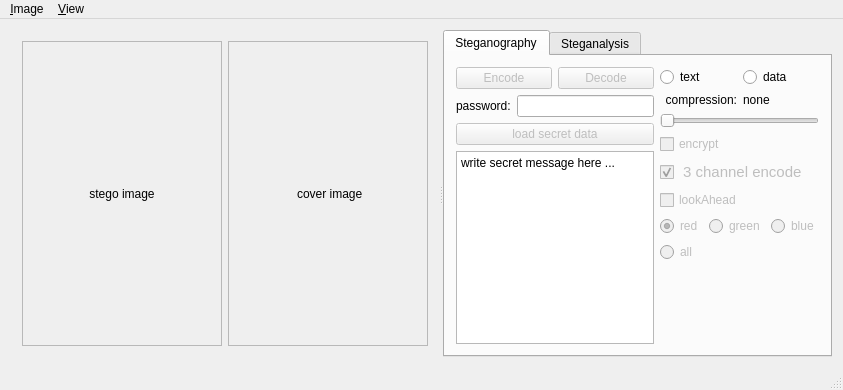
First picture: the form in mainwindow.ui, repository evilbateye/stegosum, before the edit.
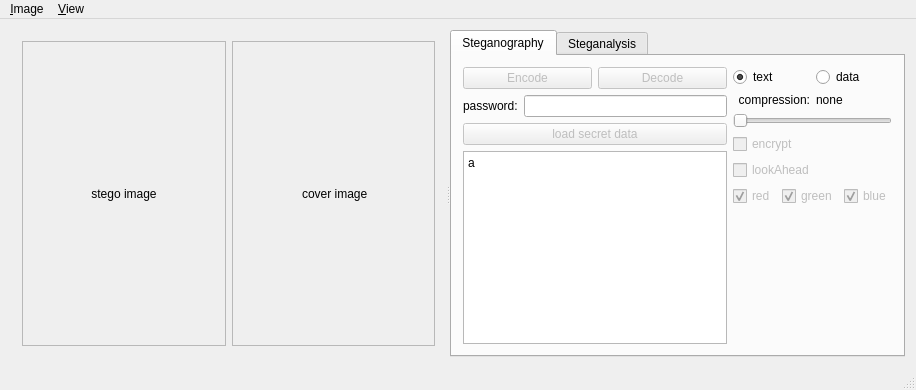
Second picture: the form after the edit. Custom widgets are drawn as their Qt base class.

What changed in the file:
```diff
--- a/mainwindow.ui
+++ b/mainwindow.ui
@@ -6,7 +6,7 @@
    <rect>
     <x>0</x>
     <y>0</y>
-    <width>843</width>
+    <width>916</width>
     <height>390</height>
    </rect>
   </property>
@@ -194,7 +194,7 @@
                 <bool>true</bool>
                </property>
                <property name="plainText">
-                <string>write secret message here ...</string>
+                <string>a</string>
                </property>
               </widget>
              </item>
@@ -217,8 +217,8 @@
             </layout>
            </item>
            <item>
-            <layout class="QVBoxLayout" name="verticalLayout_2">
-             <item>
+            <layout class="QGridLayout" name="gridLayout_4">
+             <item row="0" column="0">
               <layout class="QHBoxLayout" name="horizontalLayout_3">
                <item>
                 <widget class="QRadioButton" name="radioButtonText">
@@ -239,7 +239,7 @@
                </item>
               </layout>
              </item>
-             <item>
+             <item row="1" column="0">
               <layout class="QHBoxLayout" name="horizontalLayout_5">
                <item>
                 <widget class="QLabel" name="copmressLabel">
@@ -281,7 +281,7 @@
                </item>
               </layout>
              </item>
-             <item>
+             <item row="2" column="0">
               <widget class="QSlider" name="compressSlider">
                <property name="enabled">
                 <bool>false</bool>
@@ -321,7 +321,7 @@
                </property>
               </widget>
              </item>
-             <item>
+             <item row="3" column="0">
               <widget class="QCheckBox" name="encryptCheckBox">
                <property name="enabled">
                 <bool>false</bool>
@@ -331,32 +331,7 @@
                </property>
               </widget>
              </item>
-             <item>
-              <widget class="QCheckBox" name="encodeMaxCheckBox">
-               <property name="enabled">
-                <bool>false</bool>
-               </property>
-               <property name="font">
-                <font>
-                 <pointsize>11</pointsize>
-                 <weight>50</weight>
-                 <bold>false</bold>
-                 <stylestrategy>PreferDefault</stylestrategy>
-                 <kerning>true</kerning>
-                </font>
-               </property>
-               <property name="layoutDirection">
-                <enum>Qt::LeftToRight</enum>
-               </property>
-               <property name="text">
-                <string> 3 channel encode</string>
-               </property>
-               <property name="checked">
-                <bool>true</bool>
-               </property>
-              </widget>
-             </item>
-             <item>
+             <item row="4" column="0">
               <widget class="QCheckBox" name="lookAheadRadio">
                <property name="enabled">
                 <bool>false</bool>
@@ -369,10 +344,10 @@
                </property>
               </widget>
              </item>
-             <item>
+             <item row="5" column="0">
               <layout class="QHBoxLayout" name="horizontalLayout_6">
                <item>
-                <widget class="QRadioButton" name="red_radio">
+                <widget class="QCheckBox" name="red_radio">
                  <property name="enabled">
                   <bool>false</bool>
                  </property>
@@ -388,13 +363,10 @@
                  <property name="checked">
                   <bool>true</bool>
                  </property>
-                 <attribute name="buttonGroup">
-                  <string notr="true">buttonGroup</string>
-                 </attribute>
                 </widget>
                </item>
                <item>
-                <widget class="QRadioButton" name="green_radio">
+                <widget class="QCheckBox" name="green_radio">
                  <property name="enabled">
                   <bool>false</bool>
                  </property>
@@ -407,13 +379,13 @@
                  <property name="text">
                   <string>green</string>
                  </property>
-                 <attribute name="buttonGroup">
-                  <string notr="true">buttonGroup</string>
-                 </attribute>
+                 <property name="checked">
+                  <bool>true</bool>
+                 </property>
                 </widget>
                </item>
                <item>
-                <widget class="QRadioButton" name="blue_radio">
+                <widget class="QCheckBox" name="blue_radio">
                  <property name="enabled">
                   <bool>false</bool>
                  </property>
@@ -427,32 +399,16 @@
                   <string>blue</string>
                  </property>
                  <property name="checked">
-                  <bool>false</bool>
+                  <bool>true</bool>
                  </property>
                  <property name="autoExclusive">
                   <bool>false</bool>
                  </property>
-                 <attribute name="buttonGroup">
-                  <string notr="true">buttonGroup</string>
-                 </attribute>
                 </widget>
                </item>
               </layout>
              </item>
-             <item>
-              <widget class="QRadioButton" name="all_radio">
-               <property name="enabled">
-                <bool>false</bool>
-               </property>
-               <property name="text">
-                <string>all</string>
-               </property>
-               <attribute name="buttonGroup">
-                <string notr="true">buttonGroup</string>
-               </attribute>
-              </widget>
-             </item>
-             <item>
+             <item row="6" column="0">
               <spacer name="verticalSpacer">
                <property name="orientation">
                 <enum>Qt::Vertical</enum>
@@ -597,7 +553,7 @@
     <rect>
      <x>0</x>
      <y>0</y>
-     <width>843</width>
+     <width>916</width>
      <height>25</height>
     </rect>
    </property>
```
Left out of the diff: 3 changed lines with no effect on the pictures.
